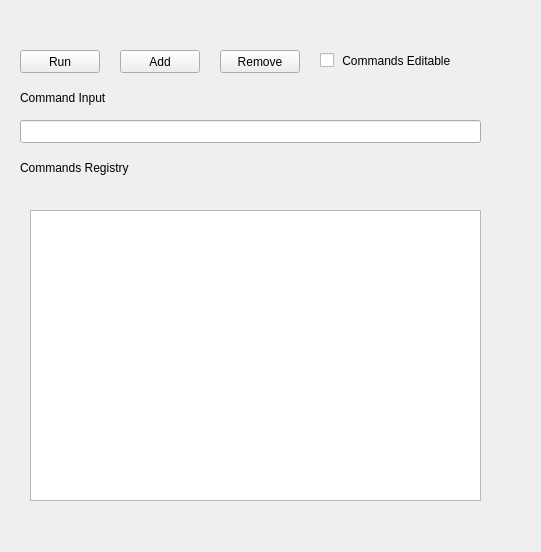
First picture: the form in user_interface.ui, repository caiorss/qapplauncher, before the edit.
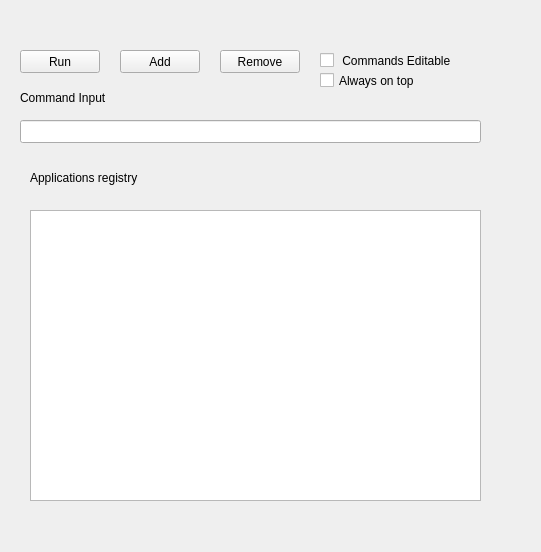
Second picture: the form after the edit.

Commit message: Modify user interface - Create checkbox "always-on-top".

The edit to the form file:
```diff
--- a/user_interface.ui
+++ b/user_interface.ui
@@ -17,14 +17,14 @@
    <widget class="QLabel" name="label">
     <property name="geometry">
      <rect>
-      <x>20</x>
-      <y>160</y>
+      <x>30</x>
+      <y>170</y>
       <width>131</width>
       <height>16</height>
      </rect>
     </property>
     <property name="text">
-     <string>Commands Registry</string>
+     <string>Applications registry</string>
     </property>
    </widget>
    <widget class="QLineEdit" name="cmd_input">
@@ -130,6 +130,22 @@
      <string> Commands Editable</string>
     </property>
    </widget>
+   <widget class="QCheckBox" name="chb_always_on_top">
+    <property name="geometry">
+     <rect>
+      <x>320</x>
+      <y>70</y>
+      <width>161</width>
+      <height>21</height>
+     </rect>
+    </property>
+    <property name="toolTip">
+     <string>If checked, any item in the command registry become editable instead of being run.</string>
+    </property>
+    <property name="text">
+     <string>Always on top</string>
+    </property>
+   </widget>
   </widget>
   <widget class="QMenuBar" name="menuBar">
    <property name="geometry">
```
Left out of the diff: 2 changed lines with no effect on the pictures.
